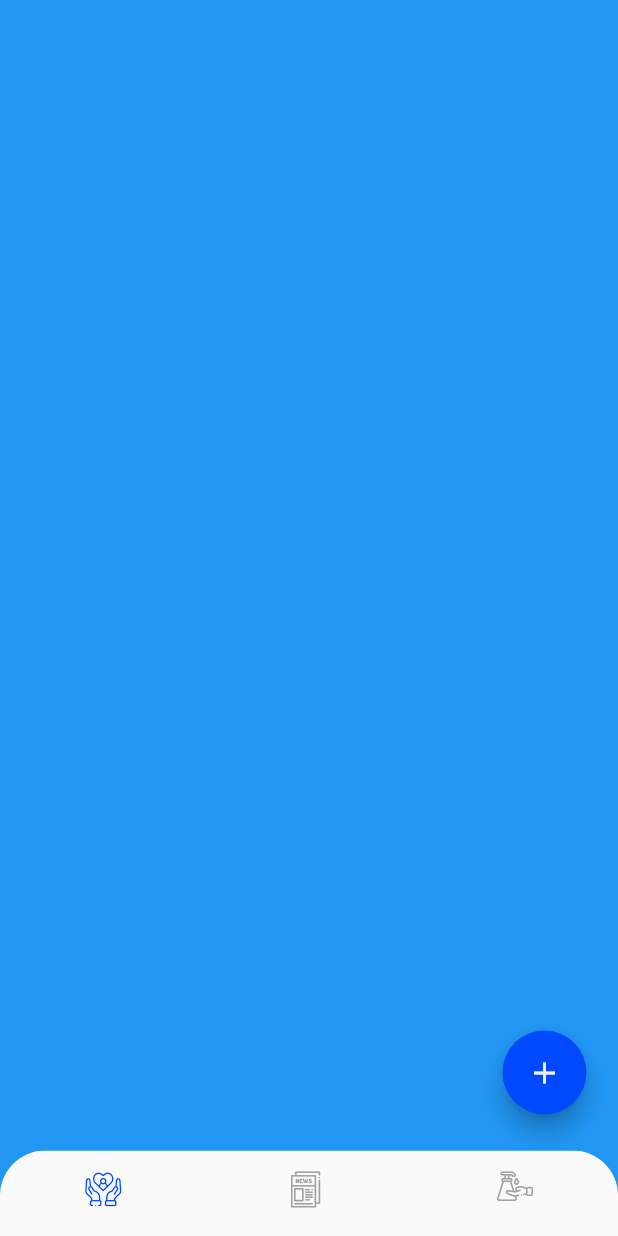
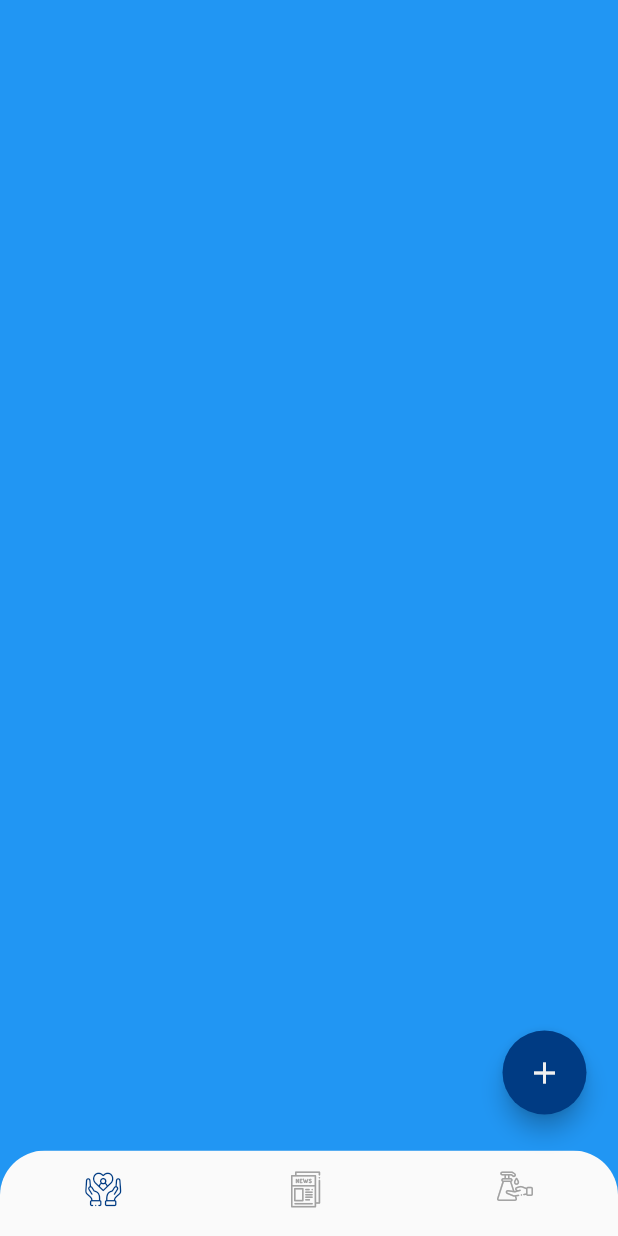
Before and after one commit to AndersonOli/helppy, a Flutter app: the screen it shows after launch, on a phone screen of 412 x 824 dp. Run offline on Flutter 3.47's test engine with Material 2 defaults, Android fonts, the phone set to English and light mode, and no system bars; our stand-ins replace shared_preferences.

Commit message:
Tom de azul alterado

```diff
--- a/lib/globals.dart
+++ b/lib/globals.dart
@@ -1,6 +1,7 @@
 import 'package:flutter/material.dart';
 
-const Color COR_AZUL = Color.fromRGBO(0, 73, 255, 1);
+//const Color COR_AZUL = Color.fromRGBO(0, 73, 255, 1);
+const Color COR_AZUL = Color.fromRGBO(0, 59, 131, 1);
 const Color COR_CINZA = Color.fromRGBO(161, 161, 161, 1);
 const Color COR_BRANCO = Color.fromRGBO(240, 240, 240, 1);
 const Color COR_STROKE = Color.fromRGBO(230, 227, 227, 1);
```
